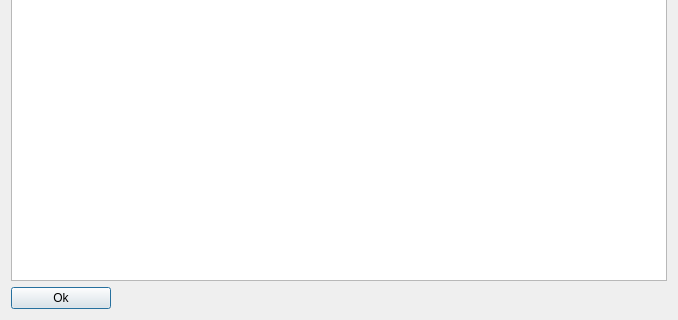
Before: the Qt Designer form ui.resources/About.ui in All4Gis/Load-QSS, drawn with Qt 5; both pictures show x 0 to 678 and y 313 to 633 of the 678 by 633 pixel window.
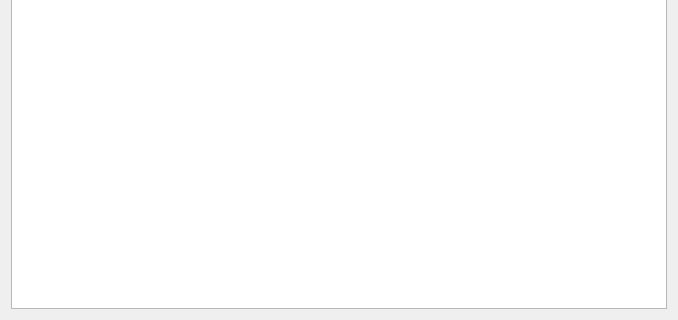
After: the same form once the commit is applied. Icons and pictures are not drawn.

What changed in the file:
```diff
--- a/ui.resources/About.ui
+++ b/ui.resources/About.ui
@@ -19,15 +19,12 @@
   </property>
   <layout class="QVBoxLayout" name="verticalLayout">
    <item>
-    <widget class="QTextEdit" name="textEdit">
-     <property name="readOnly">
-      <bool>true</bool>
-     </property>
+    <widget class="QTextBrowser" name="textBrowser">
      <property name="html">
       <string>&lt;!DOCTYPE HTML PUBLIC &quot;-//W3C//DTD HTML 4.0//EN&quot; &quot;http://www.w3.org/TR/REC-html40/strict.dtd&quot;&gt;
 &lt;html&gt;&lt;head&gt;&lt;meta name=&quot;qrichtext&quot; content=&quot;1&quot; /&gt;&lt;style type=&quot;text/css&quot;&gt;
 p, li { white-space: pre-wrap; }
-&lt;/style&gt;&lt;/head&gt;&lt;body style=&quot; font-family:'MS Shell Dlg 2'; font-size:7.8pt; font-weight:400; font-style:normal;&quot;&gt;
+&lt;/style&gt;&lt;/head&gt;&lt;body style=&quot; font-family:'MS Shell Dlg 2'; font-size:8.25pt; font-weight:400; font-style:normal;&quot;&gt;
 &lt;p align=&quot;center&quot; style=&quot; margin-top:0px; margin-bottom:0px; margin-left:0px; margin-right:0px; -qt-block-indent:0; text-indent:0px;&quot;&gt;&lt;span style=&quot; font-size:8pt;&quot;&gt; &lt;/span&gt;&lt;img src=&quot;:/imgQss/images/icon.png&quot; /&gt;&lt;/p&gt;
 &lt;p align=&quot;center&quot; style=&quot; margin-top:0px; margin-bottom:0px; margin-left:0px; margin-right:0px; -qt-block-indent:0; text-indent:0px;&quot;&gt;&lt;span style=&quot; font-size:8pt;&quot;&gt;Load QSS - UI themes&lt;/span&gt;&lt;/p&gt;
 &lt;p align=&quot;center&quot; style=&quot; margin-top:0px; margin-bottom:0px; margin-left:0px; margin-right:0px; -qt-block-indent:0; text-indent:0px;&quot;&gt;&lt;span style=&quot; font-size:8pt;&quot;&gt;2015-Francisco Raga&lt;/span&gt;&lt;/p&gt;
@@ -47,36 +44,8 @@
 &lt;p align=&quot;center&quot; style=&quot;-qt-paragraph-type:empty; margin-top:0px; margin-bottom:0px; margin-left:0px; margin-right:0px; -qt-block-indent:0; text-indent:0px; font-size:8pt;&quot;&gt;&lt;br /&gt;&lt;/p&gt;
 &lt;p style=&quot;-qt-paragraph-type:empty; margin-top:0px; margin-bottom:0px; margin-left:0px; margin-right:0px; -qt-block-indent:0; text-indent:0px; font-size:8pt;&quot;&gt;&lt;br /&gt;&lt;/p&gt;&lt;/body&gt;&lt;/html&gt;</string>
      </property>
-    </widget>
-   </item>
-   <item>
-    <widget class="QPushButton" name="pushButton">
-     <property name="sizePolicy">
-      <sizepolicy hsizetype="Minimum" vsizetype="Fixed">
-       <horstretch>0</horstretch>
-       <verstretch>0</verstretch>
-      </sizepolicy>
-     </property>
-     <property name="minimumSize">
-      <size>
-       <width>100</width>
-       <height>0</height>
-      </size>
-     </property>
-     <property name="maximumSize">
-      <size>
-       <width>100</width>
-       <height>16777215</height>
-      </size>
-     </property>
-     <property name="cursor">
-      <cursorShape>PointingHandCursor</cursorShape>
-     </property>
-     <property name="text">
-      <string>Ok</string>
-     </property>
-     <property name="flat">
-      <bool>false</bool>
+     <property name="openExternalLinks">
+      <bool>true</bool>
      </property>
     </widget>
    </item>
```
Left out of the diff: 19 changed lines with no effect on the pictures.
